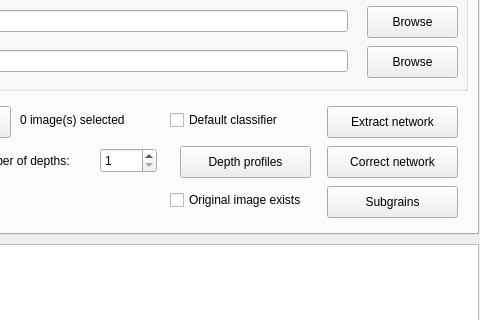
Before: the Qt Designer form processdialog.ui in tobinder/processdialog, drawn with Qt 5; both pictures show x 212 to 692 and y 106 to 426 of the 1011 by 697 pixel window.
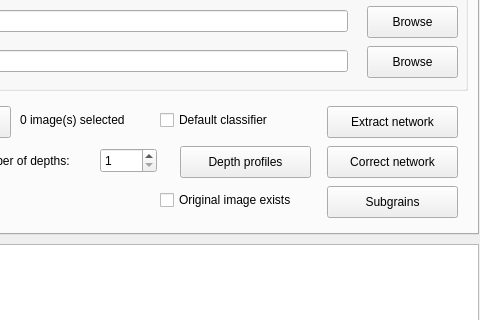
After: the same form once the commit is applied. The open tabs and pages were chosen to show the change. Icons and pictures are not drawn.

Commit message: small layout correction

```diff
--- a/processdialog.ui
+++ b/processdialog.ui
@@ -1521,7 +1521,7 @@
     <widget class="QCheckBox" name="defRfCheckBox">
      <property name="geometry">
       <rect>
-       <x>370</x>
+       <x>360</x>
        <y>180</y>
        <width>141</width>
        <height>20</height>
@@ -1547,9 +1547,9 @@
     <widget class="QCheckBox" name="originalImageExistsCheckBox">
      <property name="geometry">
       <rect>
-       <x>370</x>
+       <x>360</x>
        <y>260</y>
-       <width>141</width>
+       <width>161</width>
        <height>20</height>
       </rect>
      </property>
```
